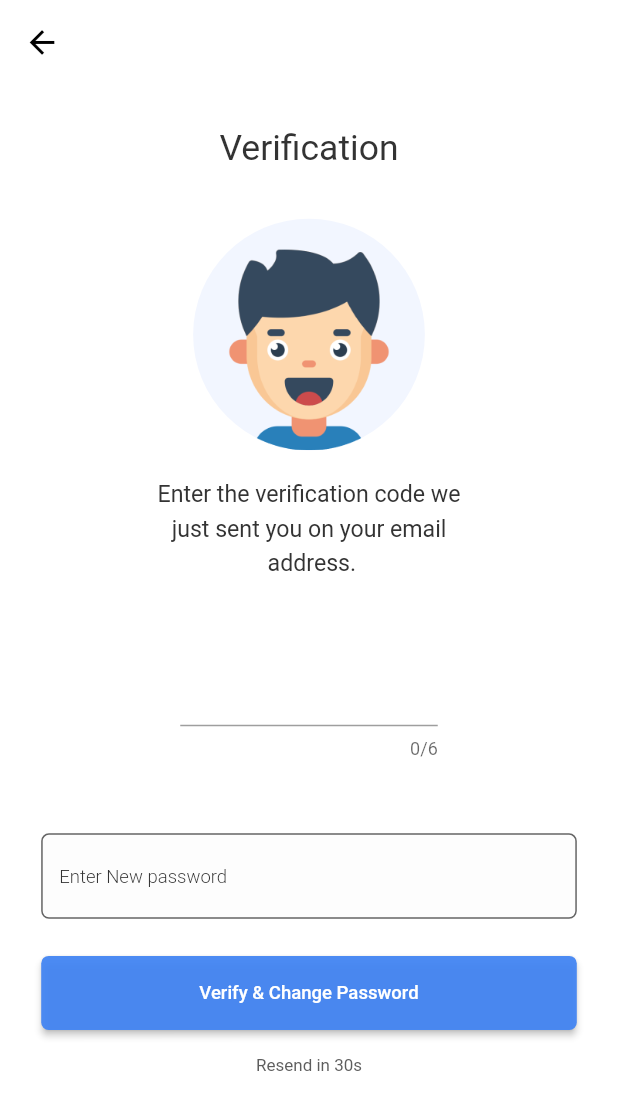
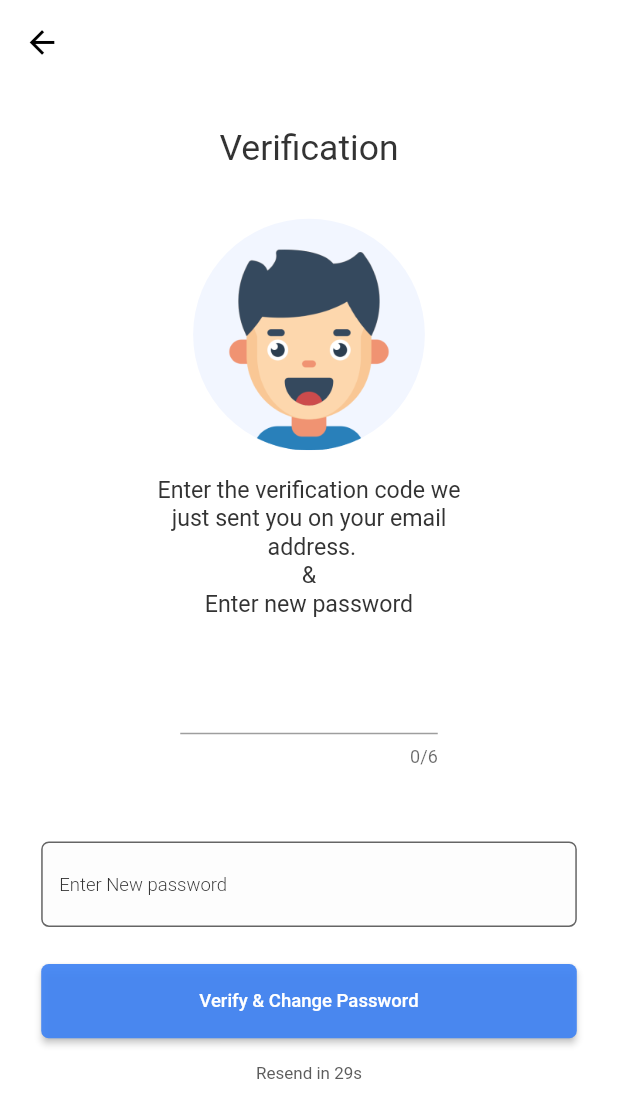
Before and after one commit to prajai1803/cyberking_capitals, a Flutter app: the PasswordVerifyScreen screen opened by its route, on a phone screen of 412 x 824 dp. Shown: the top 1118 px of the screen. Run offline on Flutter 3.47's test engine with Material 3 defaults, Android fonts, the phone set to English and light mode, and no system bars; our stand-ins replace cached_network_image, chewie, connectivity_plus, dotted_border, firebase_auth, firebase_core and 16 more; missing offline and left inert: qr_code_scanner; accounts and stored records are empty.

Commit message:
foget password fixes

```diff
--- a/lib/app/modules/authentication/controller.dart
+++ b/lib/app/modules/authentication/controller.dart
@@ -112,9 +112,9 @@ class AuthController extends GetxController {
 
   Future<bool> forgetPasswordVerify() async {
     try {
-      isLoading = true;
-      update(["Verify Forget Password"]);
       if (verificationFormKey.currentState!.validate()) {
+        isLoading = true;
+        update(["Verify Forget Password"]);
         final status = await _authRepositry.forgetPasswordVerifyOTP(
           emailTextEditingController.text.trim(),
           otpTextEditingController.text,
--- a/lib/app/modules/authentication/views/password_verification.dart
+++ b/lib/app/modules/authentication/views/password_verification.dart
@@ -74,15 +74,14 @@ class _EmailVerifyScreenState extends State<PasswordVerifyScreen> {
                 ),
                 SizedBox(height: 16.h),
                 Text(
-                  "Enter the verification code we\njust sent you on your email\n address.",
+                  "Enter the verification code we\njust sent you on your email\n address.\n&\nEnter new password",
                   style: TextStyle(
                     fontSize: 15.h,
-                    height: 1.5,
+                    height: 1.2,
                     color: AppColors.textBlack,
                   ),
                   textAlign: TextAlign.center,
                 ),
-                SizedBox(height: 20.h),
                 Padding(
                     padding:
                         EdgeInsets.symmetric(vertical: 24.h, horizontal: 105.w),
@@ -92,6 +91,9 @@ class _EmailVerifyScreenState extends State<PasswordVerifyScreen> {
                       validator: (value) {
                         if (value == null || value.isEmpty || value == "") {
                           return "OTP can't be empty";
+                        }
+                        if (value.length != 6) {
+                          return "OTP should be 6 digit";
                         }
                         return null;
                       },
@@ -110,9 +112,7 @@ class _EmailVerifyScreenState extends State<PasswordVerifyScreen> {
                         if (value == null || value.isEmpty || value == "") {
                           return "value can't be empty";
                         }
-                        if (value.length != 6) {
-                          return "OTP should be 6 digit";
-                        }
+
                         return null;
                       },
                       controller: _controller.newPasswordTextEditingController,
@@ -129,7 +129,9 @@ class _EmailVerifyScreenState extends State<PasswordVerifyScreen> {
                         isLoading: _controller.isLoading,
                         text: "Verify & Change Password",
                         onPressed: () {
-                          _controller.forgetPasswordVerify();
+                          if (!_controller.isLoading) {
+                            _controller.forgetPasswordVerify();
+                          }
                         },
                       );
                     },
@@ -139,6 +141,7 @@ class _EmailVerifyScreenState extends State<PasswordVerifyScreen> {
                 GetBuilder(
                   init: _controller,
                   initState: (_) {},
+                  id: "Resend Otp",
                   builder: (_) {
                     return _controller.timerCount != 0
                         ? Text(
```
